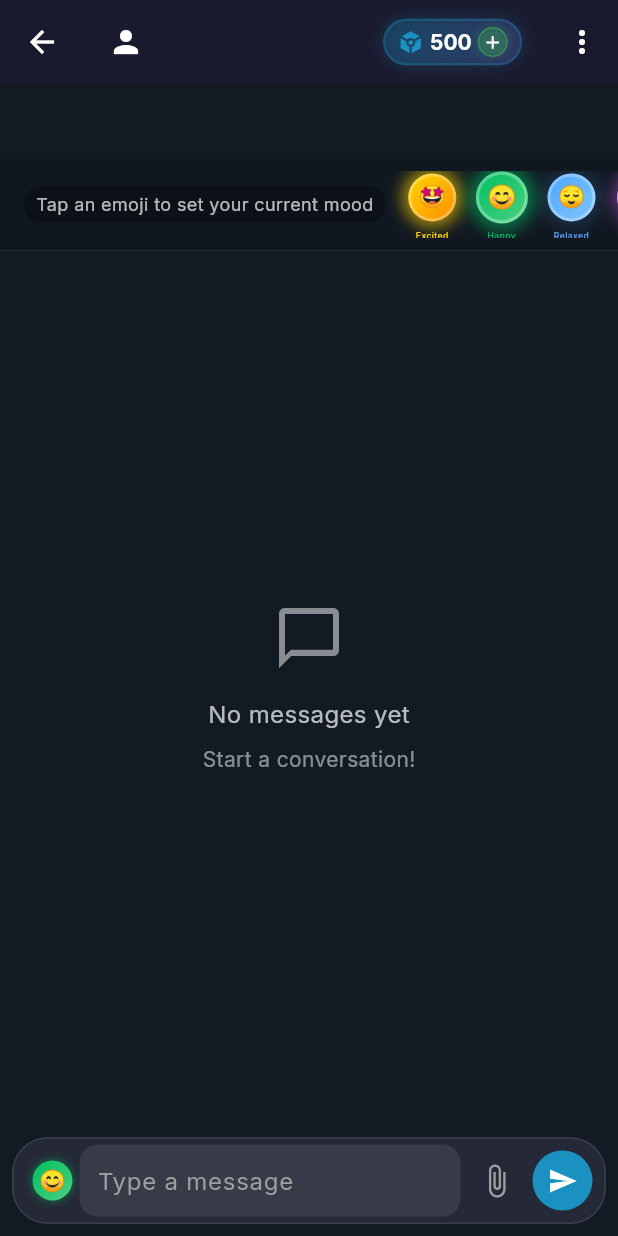
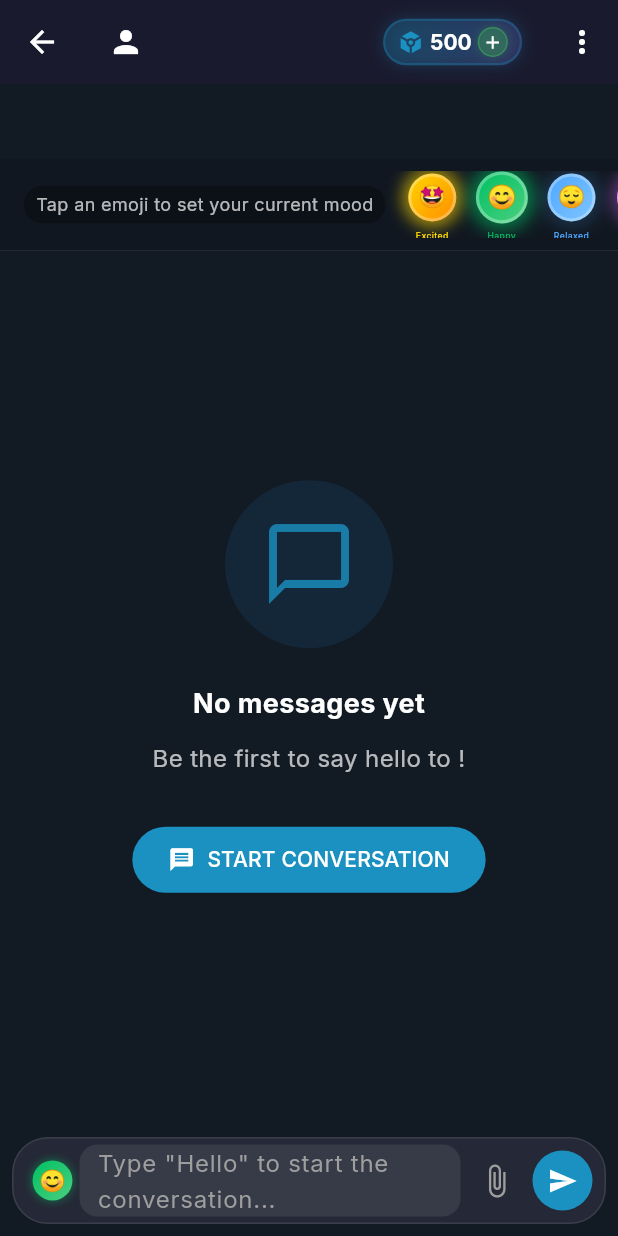
Before and after one commit to Franna88/gxit_2025, a Flutter app: the ChatScreen screen opened directly with empty values, after a tap on "Excited", on a phone screen of 412 x 824 dp. Run offline on Flutter 3.47's test engine with Material 3 defaults, Android fonts, the phone set to English and light mode, and no system bars; our stand-ins replace cloud_firestore, firebase_auth, firebase_core, flutter_contacts, geolocator, google_fonts and 4 more; accounts and stored records are empty.

Commit message:
Improved chat UI with empty state and Start Conversation button

```diff
--- a/lib/screens/chat_screen.dart
+++ b/lib/screens/chat_screen.dart
@@ -68,6 +68,7 @@ class _ChatScreenState extends State<ChatScreen> with TickerProviderStateMixin {
   final List<ChatMessage> _messages = [];
   final ChatService _chatService = ChatService();
   bool _isLoading = true;
+  bool _hasLoadedInitialMessages = false;
 
   String? _currentUserId;
 
@@ -175,12 +176,25 @@ class _ChatScreenState extends State<ChatScreen> with TickerProviderStateMixin {
         return;
       }
 
-      // Subscribe to the messages stream
+      // First check if there are any messages quickly
+      final initialMessages = await _chatService.getInitialMessages(widget.chatRoomId, 1);
+
+      if (initialMessages.isEmpty) {
+        // No messages found, update UI immediately
+        setState(() {
+          _messages.clear();
+          _isLoading = false;
+        });
+      }
+
+      // Subscribe to the messages stream regardless
       _chatService.getChatMessagesStream(widget.chatRoomId).listen((messages) {
         if (mounted) {
           setState(() {
             _messages.clear();
-            _messages.addAll(messages);
+            if (messages.isNotEmpty) {
+              _messages.addAll(messages);
+            }
             _isLoading = false;
           });
         }
@@ -226,15 +240,15 @@ class _ChatScreenState extends State<ChatScreen> with TickerProviderStateMixin {
     });
   }
 
-  void _loadInitialMessages() {
+  Future<void> _loadInitialMessages() async {
     // Sample messages for demo with moods and reactions
-    _messages.addAll([
+    final messages = [
       ChatMessage(
         id: '1',
         content: 'Hey, how are you doing?',
         senderId: 'demo_sender',
         senderName: widget.contactName,
-        chatRoomId: 'demoRoom',
+        chatRoomId: widget.chatRoomId,
         timestamp: DateTime.now().subtract(const Duration(days: 1, hours: 2)),
         mood: MoodType.happy,
         reactions: ['👍', '❤️'],
@@ -244,7 +258,7 @@ class _ChatScreenState extends State<ChatScreen> with TickerProviderStateMixin {
         content: 'I\'m good, thanks! How about you?',
         senderId: _currentUserId ?? 'current_user',
         senderName: 'Me',
-        chatRoomId: 'demoRoom',
+        chatRoomId: widget.chatRoomId,
         timestamp: DateTime.now().subtract(const Duration(days: 1, hours: 1)),
         mood: MoodType.happy,
       ),
@@ -253,7 +267,7 @@ class _ChatScreenState extends State<ChatScreen> with TickerProviderStateMixin {
         content: 'Just wanted to check if we\'re still on for tomorrow?',
         senderId: 'demo_sender',
         senderName: widget.contactName,
-        chatRoomId: 'demoRoom',
+        chatRoomId: widget.chatRoomId,
         timestamp: DateTime.now().subtract(const Duration(hours: 5)),
         mood: MoodType.happy,
       ),
@@ -262,12 +276,26 @@ class _ChatScreenState extends State<ChatScreen> with TickerProviderStateMixin {
         content: 'Yes, definitely! Looking forward to it!',
         senderId: _currentUserId ?? 'current_user',
         senderName: 'Me',
-        chatRoomId: 'demoRoom',
+        chatRoomId: widget.chatRoomId,
         timestamp: DateTime.now().subtract(const Duration(hours: 4)),
         mood: MoodType.excited,
         reactions: ['🎉'],
       ),
-    ]);
+    ];
+
+    // Add messages to local state
+    _messages.addAll(messages);
+
+    // Save messages to Firebase if this is not the demo room
+    if (widget.chatRoomId != 'demoRoom') {
+      for (final message in messages) {
+        await _chatService.sendMessage(
+          chatRoomId: widget.chatRoomId,
+          content: message.content,
+          mood: message.mood,
+        );
+      }
+    }
   }
 
   void _sendMessage() async {
@@ -438,29 +466,75 @@ class _ChatScreenState extends State<ChatScreen> with TickerProviderStateMixin {
     }
 
     if (_messages.isEmpty) {
+      final isDarkMode = Theme.of(context).brightness == Brightness.dark;
       return Center(
         child: Column(
           mainAxisSize: MainAxisSize.min,
           children: [
-            Icon(
-              Icons.chat_bubble_outline,
-              size: 48,
-              color: Colors.white.withOpacity(0.5),
+            Container(
+              padding: const EdgeInsets.all(24),
+              decoration: BoxDecoration(
+                color: isDarkMode
+                    ? Colors.blue.withOpacity(0.1)
+                    : Colors.blue.withOpacity(0.05),
+                shape: BoxShape.circle,
+              ),
+              child: Icon(
+                Icons.chat_bubble_outline,
+                size: 64,
+                color: AppColors.primaryBlue.withOpacity(0.8),
+              ),
             ),
-            const SizedBox(height: 16),
+            const SizedBox(height: 24),
             Text(
               'No messages yet',
               style: TextStyle(
-                color: Colors.white.withOpacity(0.7),
-                fontSize: 16,
+                color: isDarkMode ? Colors.white : Colors.black87,
+                fontSize: 18,
+                fontWeight: FontWeight.bold,
               ),
             ),
-            const SizedBox(height: 8),
-            Text(
-              'Start a conversation!',
-              style: TextStyle(
-                color: Colors.white.withOpacity(0.5),
-                fontSize: 14,
+            const SizedBox(height: 12),
+            Padding(
+              padding: const EdgeInsets.symmetric(horizontal: 24),
+              child: Text(
+                'Be the first to say hello to ${widget.contactName}!',
+                textAlign: TextAlign.center,
+                style: TextStyle(
+                  color: isDarkMode ? Colors.white70 : Colors.black54,
+                  fontSize: 16,
+                ),
+              ),
+            ),
+            const SizedBox(height: 32),
+            ElevatedButton.icon(
+              onPressed: () {
+                // Pre-fill a greeting message
+                _messageController.text = "Hello! 👋";
+
+                // Focus the message input field
+                FocusScope.of(context).requestFocus(
+                  FocusNode()
+                );
+
+                // Simulate button tap animation and give a hint to the user
+                ScaffoldMessenger.of(context).showSnackBar(
+                  const SnackBar(
+                    content: Text('Message prepared. Tap send when ready!'),
+                    duration: Duration(seconds: 2),
+                    backgroundColor: AppColors.primaryBlue,
+                  ),
+                );
+              },
+              icon: const Icon(Icons.message),
+              label: const Text('START CONVERSATION'),
+              style: ElevatedButton.styleFrom(
+                backgroundColor: AppColors.primaryBlue,
+                foregroundColor: Colors.white,
+                padding: const EdgeInsets.symmetric(horizontal: 24, vertical: 12),
+                shape: RoundedRectangleBorder(
+                  borderRadius: BorderRadius.circular(24),
+                ),
               ),
             ),
           ],
@@ -559,7 +633,9 @@ class _ChatScreenState extends State<ChatScreen> with TickerProviderStateMixin {
                     child: TextField(
                       controller: _messageController,
                       decoration: InputDecoration(
-                        hintText: 'Type a message',
+                        hintText: _messages.isEmpty
+                            ? 'Type "Hello" to start the conversation...'
+                            : 'Type a message',
                         hintStyle: TextStyle(
                           color:
                               isDarkMode ? Colors.grey : Colors.grey.shade600,
--- a/lib/services/chat_service.dart
+++ b/lib/services/chat_service.dart
@@ -47,6 +47,24 @@ class ChatService {
               .map((doc) => ChatRoom.fromFirestore(doc))
               .toList();
         });
+  }
+
+  // Get initial messages for a chat room (non-stream version for quick checks)
+  Future<List<ChatMessage>> getInitialMessages(String roomId, int limit) async {
+    try {
+      final snapshot = await _messagesCollection
+          .where('chatRoomId', isEqualTo: roomId)
+          .orderBy('timestamp', descending: true)
+          .limit(limit)
+          .get();
+
+      return snapshot.docs
+          .map((doc) => ChatMessage.fromFirestore(doc))
+          .toList();
+    } catch (e) {
+      print('Error getting initial messages: $e');
+      return [];
+    }
   }
 
   // Get messages for a chat room
```
Also changed, not shown: lib/screens/contacts_screen.dart (+161 -147 lines).
